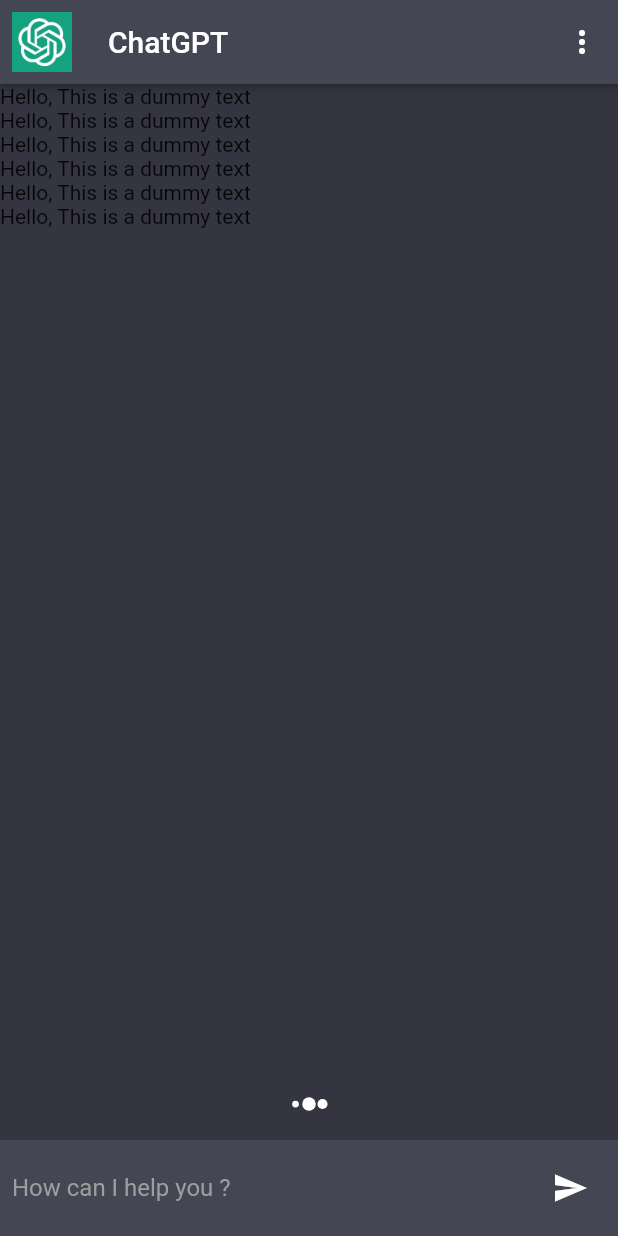
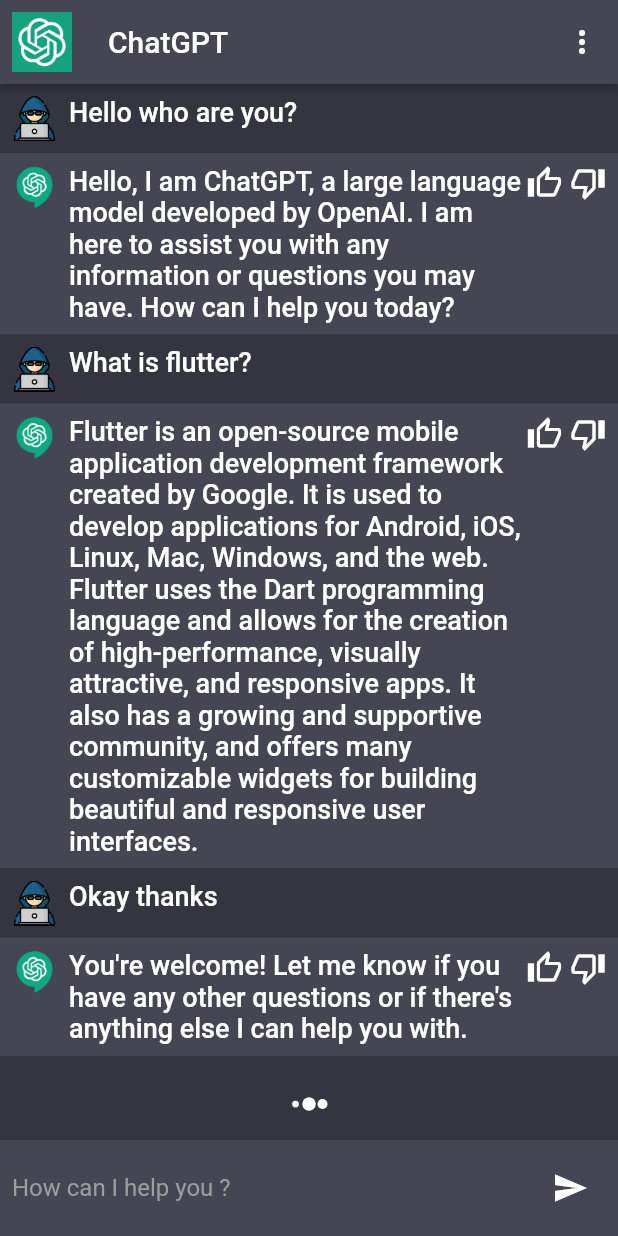
Before and after one commit to martin-ngigi/Chat_GPT, a Flutter app: the screen it shows after launch, on a phone screen of 412 x 824 dp. Run offline on Flutter 3.47's test engine with Material 2 defaults, Android fonts, the phone set to English and light mode, and no system bars; our stand-ins replace flutter_spinkit.

Commit message:
Chat Widget

```diff
--- a/lib/constants/constants.dart
+++ b/lib/constants/constants.dart
@@ -2,3 +2,33 @@ import 'package:flutter/material.dart';
 
 Color scaffoldBackgroundColor = const Color(0xFF343541);
 Color cardColor = const Color(0xFF444654);
+
+final chatMessages = [
+  {
+    "msg": "Hello who are you?",
+    "chatIndex": 0,
+  },
+  {
+    "msg":
+        "Hello, I am ChatGPT, a large language model developed by OpenAI. I am here to assist you with any information or questions you may have. How can I help you today?",
+    "chatIndex": 1,
+  },
+  {
+    "msg": "What is flutter?",
+    "chatIndex": 0,
+  },
+  {
+    "msg":
+        "Flutter is an open-source mobile application development framework created by Google. It is used to develop applications for Android, iOS, Linux, Mac, Windows, and the web. Flutter uses the Dart programming language and allows for the creation of high-performance, visually attractive, and responsive apps. It also has a growing and supportive community, and offers many customizable widgets for building beautiful and responsive user interfaces.",
+    "chatIndex": 1,
+  },
+  {
+    "msg": "Okay thanks",
+    "chatIndex": 0,
+  },
+  {
+    "msg":
+        "You're welcome! Let me know if you have any other questions or if there's anything else I can help you with.",
+    "chatIndex": 1,
+  },
+];
--- a/lib/main.dart
+++ b/lib/main.dart
@@ -1,4 +1,4 @@
-import 'package:chat_gpt/screens/chart_screen.dart';
+import 'package:chat_gpt/screens/chat_screen.dart';
 import 'package:flutter/material.dart';
 
 import 'constants/constants.dart';
--- a/lib/screens/chart_screen.dart
+++ b/lib/screens/chat_screen.dart
@@ -2,6 +2,7 @@
 //sful
 import 'package:chat_gpt/constants/constants.dart';
 import 'package:chat_gpt/services/assets_manager.dart';
+import 'package:chat_gpt/widgets/chat_widget.dart';
 import 'package:flutter/cupertino.dart';
 import 'package:flutter/material.dart';
 import 'package:flutter_spinkit/flutter_spinkit.dart';
@@ -53,7 +54,10 @@ class _ChatScreenState extends State<ChatScreen> {
                 child: ListView.builder(
                     itemCount: 6,
                     itemBuilder: (context, index){
-                      return Text("Hello, This is a dummy text");
+                      return ChatWidget(
+                        msg: chatMessages[index]["msg"].toString(),
+                        chatIndex: int.parse(chatMessages[index]["chatIndex"].toString()),
+                      );
                     }
                 ),
             ),
--- /dev/null
+++ b/lib/widgets/chat_widget.dart
@@ -0,0 +1,63 @@
+//stless
+import 'package:chat_gpt/constants/constants.dart';
+import 'package:chat_gpt/services/assets_manager.dart';
+import 'package:chat_gpt/widgets/text_widget.dart';
+import 'package:flutter/cupertino.dart';
+import 'package:flutter/material.dart';
+
+class ChatWidget extends StatelessWidget {
+  const ChatWidget({Key? key, required this.msg, required this.chatIndex}) : super(key: key);
+
+  final String msg;
+  final int chatIndex;
+
+  @override
+  Widget build(BuildContext context) {
+    return Column(
+      children: [
+        Material(
+          color: chatIndex == 0? scaffoldBackgroundColor: cardColor,
+          child: Padding(
+            padding: const EdgeInsets.all(8.0),
+            child: Row(
+              crossAxisAlignment: CrossAxisAlignment.start,
+              children: [
+                Image.asset(
+                  chatIndex == 0? AssetsManager.userImage : AssetsManager.botImage,
+                  height: 30,
+                  width: 30,
+                ),
+                SizedBox(
+                  width: 8,
+                ),
+                Expanded(
+                    child: TextWidget(
+                        label: msg
+                    )
+                ),
+                chatIndex == 0 ? SizedBox.shrink()
+                    :  Row(
+                      mainAxisAlignment: MainAxisAlignment.end,
+                      mainAxisSize: MainAxisSize.min,
+                      children: const [
+                        Icon(
+                          Icons.thumb_up_alt_outlined,
+                          color: Colors.white,
+                        ),
+                        SizedBox(
+                          width: 5,
+                        ),
+                        Icon(
+                          Icons.thumb_down_alt_outlined,
+                          color: Colors.white,
+                        )
+                      ],
+                    ),
+              ],
+            ),
+          ),
+        ),
+      ],
+    );
+  }
+}
--- /dev/null
+++ b/lib/widgets/text_widget.dart
@@ -0,0 +1,28 @@
+import 'package:flutter/material.dart';
+
+class TextWidget extends StatelessWidget {
+  const TextWidget(
+      {Key? key,
+        required this.label,
+        this.fontSize = 18,
+        this.color,
+        this.fontWeight})
+      : super(key: key);
+
+  final String label;
+  final double fontSize;
+  final Color? color;
+  final FontWeight? fontWeight;
+  @override
+  Widget build(BuildContext context) {
+    return Text(
+      label,
+      // textAlign: TextAlign.justify,
+      style: TextStyle(
+        color: color ?? Colors.white,
+        fontSize: fontSize,
+        fontWeight: fontWeight ?? FontWeight.w500,
+      ),
+    );
+  }
+}
```
Also changed, not shown: 1 other file.
